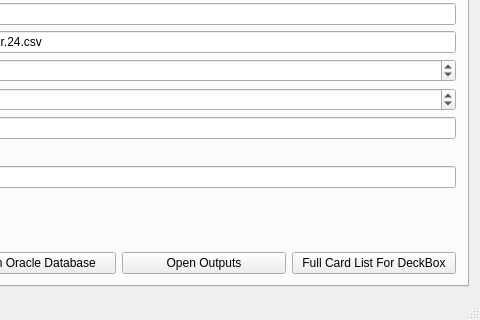
First picture: the form in pcmwindow.ui, repository LovesTha/PyeCollectionManager, before the edit; both pictures show x 411 to 891 and y 202 to 522 of the 891 by 522 pixel window.
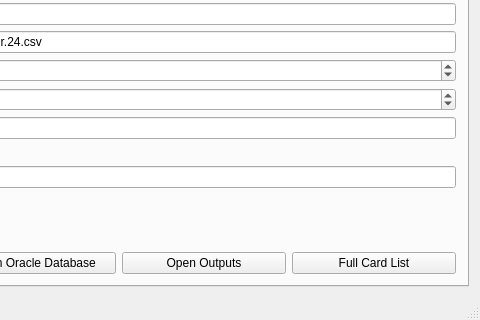
Second picture: the form after the edit. Icons and pictures are not drawn.

Commit message: rudimentary support for exporting all cards to both deckbox and puca, puca export has a lot of cards that don't import correctly

Diff of the .ui file:
```diff
--- a/pcmwindow.ui
+++ b/pcmwindow.ui
@@ -355,7 +355,7 @@
           <item>
            <widget class="QPushButton" name="pbFullCardListDB">
             <property name="text">
-             <string>Full Card List For DeckBox</string>
+             <string>Full Card List</string>
             </property>
            </widget>
           </item>
```
The commit also changes 3 other files.
